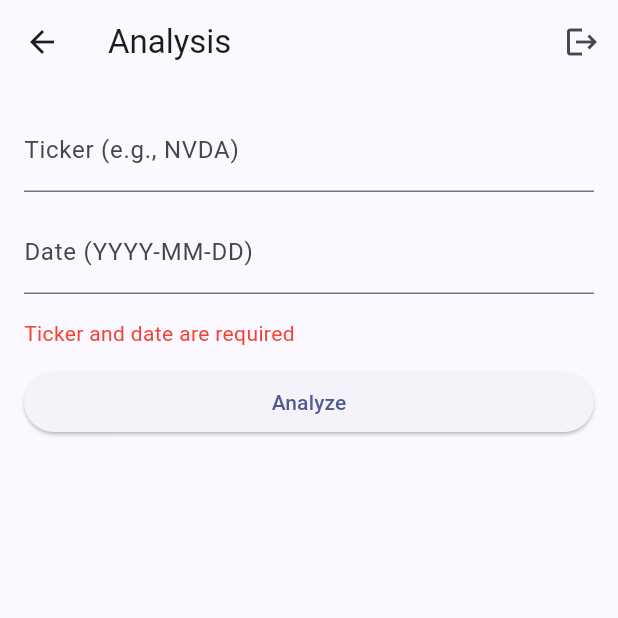
After one commit to amritrajpaul/LetAgents_DYOR, a Flutter app: the AnalysisScreen screen opened by its route, after a tap on "Analyze", on a phone screen of 412 x 824 dp, the top half of it. The commit adds this screen. Run offline on Flutter 3.47's test engine with Material 3 defaults, Android fonts, the phone set to English and light mode, and no system bars; our stand-ins replace shared_preferences; accounts and stored records are empty.

Commit message:
Add AnalysisScreen and hook up routing

```diff
--- /dev/null
+++ b/mobile/lib/analysis_screen.dart
@@ -0,0 +1,159 @@
+import 'dart:convert';
+
+import 'package:flutter/material.dart';
+import 'package:http/http.dart' as http;
+
+import 'login_screen.dart';
+import 'services/auth_service.dart';
+
+const String backendUrl = 'http://localhost:8000';
+
+class AnalysisScreen extends StatefulWidget {
+  const AnalysisScreen({super.key});
+
+  @override
+  State<AnalysisScreen> createState() => _AnalysisScreenState();
+}
+
+class _AnalysisScreenState extends State<AnalysisScreen> {
+  final _tickerController = TextEditingController();
+  final _dateController = TextEditingController();
+
+  bool _loading = false;
+  String? _error;
+  String? _decision;
+  String? _report;
+
+  Future<void> _pickDate() async {
+    final now = DateTime.now();
+    final picked = await showDatePicker(
+      context: context,
+      initialDate: now,
+      firstDate: DateTime(now.year - 5),
+      lastDate: now,
+    );
+    if (picked != null) {
+      _dateController.text = picked.toIso8601String().split('T').first;
+    }
+  }
+
+  Future<void> _analyze() async {
+    final ticker = _tickerController.text.trim();
+    final date = _dateController.text.trim();
+
+    if (ticker.isEmpty || date.isEmpty) {
+      setState(() {
+        _error = 'Ticker and date are required';
+      });
+      return;
+    }
+
+    setState(() {
+      _loading = true;
+      _error = null;
+      _decision = null;
+      _report = null;
+    });
+
+    try {
+      final response = await http.post(
+        Uri.parse('$backendUrl/analyze'),
+        headers: {
+          'Content-Type': 'application/json',
+          'Authorization': 'Bearer ${AuthService.token}',
+        },
+        body: jsonEncode({'ticker': ticker, 'date': date}),
+      );
+
+      if (response.statusCode == 200) {
+        final data = jsonDecode(response.body) as Map<String, dynamic>;
+        setState(() {
+          _decision = data['decision']?.toString();
+          _report = data['report']?.toString();
+        });
+      } else {
+        setState(() {
+          _error = 'Analysis failed: ${response.body}';
+        });
+      }
+    } catch (e) {
+      setState(() {
+        _error = 'Error: $e';
+      });
+    } finally {
+      setState(() {
+        _loading = false;
+      });
+    }
+  }
+
+  Future<void> _logout() async {
+    await AuthService.clearToken();
+    if (!mounted) return;
+    Navigator.of(context).pushReplacement(
+      MaterialPageRoute(builder: (_) => const LoginScreen()),
+    );
+  }
+
+  @override
+  Widget build(BuildContext context) {
+    return Scaffold(
+      appBar: AppBar(
+        title: const Text('Analysis'),
+        actions: [
+          IconButton(
+            onPressed: _logout,
+            icon: const Icon(Icons.logout),
+            tooltip: 'Logout',
+          ),
+        ],
+      ),
+      body: Padding(
+        padding: const EdgeInsets.all(16),
+        child: Column(
+          crossAxisAlignment: CrossAxisAlignment.start,
+          children: [
+            TextField(
+              controller: _tickerController,
+              decoration: const InputDecoration(labelText: 'Ticker (e.g., NVDA)'),
+            ),
+            const SizedBox(height: 12),
+            TextField(
+              controller: _dateController,
+              decoration: const InputDecoration(labelText: 'Date (YYYY-MM-DD)'),
+              readOnly: true,
+              onTap: _pickDate,
+            ),
+            const SizedBox(height: 16),
+            if (_error != null) ...[
+              Text(_error!, style: const TextStyle(color: Colors.red)),
+              const SizedBox(height: 12),
+            ],
+            _loading
+                ? const Center(child: CircularProgressIndicator())
+                : SizedBox(
+                    width: double.infinity,
+                    child: ElevatedButton(
+                      onPressed: _analyze,
+                      child: const Text('Analyze'),
+                    ),
+                  ),
+            const SizedBox(height: 16),
+            if (_decision != null) ...[
+              Text(
+                'Decision: $_decision',
+                style: const TextStyle(fontSize: 18, fontWeight: FontWeight.bold),
+              ),
+              const SizedBox(height: 8),
+              Expanded(
+                child: SingleChildScrollView(
+                  child: SelectableText(_report ?? ''),
+                ),
+              ),
+            ],
+          ],
+        ),
+      ),
+    );
+  }
+}
--- a/mobile/lib/login_screen.dart
+++ b/mobile/lib/login_screen.dart
@@ -3,7 +3,7 @@ import 'dart:convert';
 import 'package:flutter/material.dart';
 import 'package:http/http.dart' as http;
 
-import 'home_screen.dart';
+import 'analysis_screen.dart';
 import 'register_screen.dart';
 import 'services/auth_service.dart';
 
@@ -42,7 +42,7 @@ class _LoginScreenState extends State<LoginScreen> {
         await AuthService.saveToken(data['token']);
         if (!mounted) return;
         Navigator.of(context).pushReplacement(
-          MaterialPageRoute(builder: (_) => const HomeScreen()),
+          MaterialPageRoute(builder: (_) => const AnalysisScreen()),
         );
       } else {
         setState(() {
--- a/mobile/lib/main.dart
+++ b/mobile/lib/main.dart
@@ -1,6 +1,6 @@
 import 'package:flutter/material.dart';
 
-import 'home_screen.dart';
+import 'analysis_screen.dart';
 import 'login_screen.dart';
 import 'register_screen.dart';
 import 'services/auth_service.dart';
@@ -22,11 +22,11 @@ class LetAgentsDYORApp extends StatelessWidget {
         colorScheme: ColorScheme.fromSeed(seedColor: Colors.indigo),
         useMaterial3: true,
       ),
-      home: AuthService.token == null ? const LoginScreen() : const HomeScreen(),
+      home: AuthService.token == null ? const LoginScreen() : const AnalysisScreen(),
       routes: {
         '/login': (_) => const LoginScreen(),
         '/register': (_) => const RegisterScreen(),
-        '/home': (_) => const HomeScreen(),
+        '/analysis': (_) => const AnalysisScreen(),
       },
     );
   }
```
Also changed, not shown: mobile/lib/home_screen.dart (deleted, +0 -12 lines).
